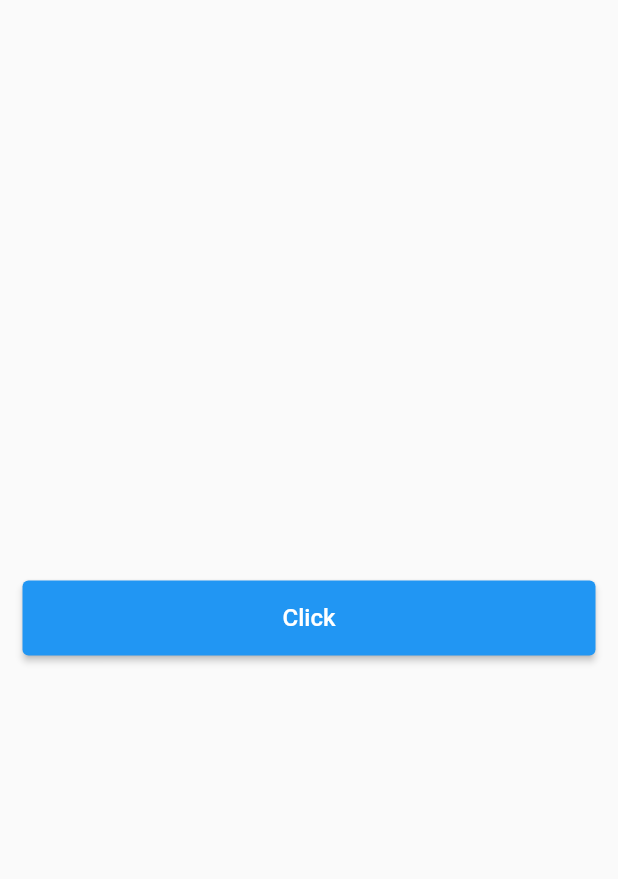
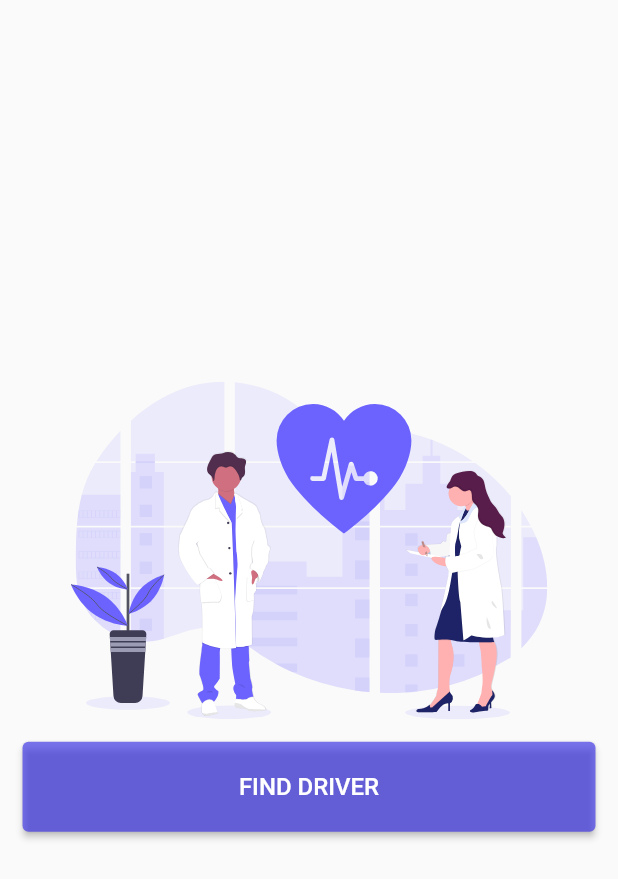
Before and after one commit to AravindhIppili/Ambulance-Quick-Response-System, a Flutter app: the screen it shows after launch, on a phone screen of 412 x 824 dp. Shown: the top 879 px of the screen. Run offline on Flutter 3.47's test engine with Material 2 defaults, Android fonts, the phone set to English and light mode, and no system bars; our stand-ins replace dio, flutter_spinkit, flutter_svg, location; missing offline and left inert: flutter_phone_direct_caller.

Commit message:
ui changes

```diff
--- a/lib/home.dart
+++ b/lib/home.dart
@@ -1,6 +1,7 @@
 import 'package:dio/dio.dart';
 import 'package:flutter/material.dart';
 import 'package:flutter_spinkit/flutter_spinkit.dart';
+import 'package:flutter_svg/flutter_svg.dart';
 import 'package:location/location.dart';
 import 'package:project/call.dart';
 import 'package:project/models/driver.dart';
@@ -24,7 +25,7 @@ class _HomePageState extends State<HomePage> {
           _isLoading
               ? const Center(
                   child: SpinKitWave(
-                  color: Colors.blue,
+                  color: Color.fromARGB(170, 59, 50, 231),
                   size: 70.0,
                   type: SpinKitWaveType.start,
                 ))
@@ -34,13 +35,19 @@ class _HomePageState extends State<HomePage> {
                   child: Column(
                     mainAxisAlignment: MainAxisAlignment.center,
                     children: [
+                      SvgPicture.asset(
+                        "assets/doctor.svg",
+                        height: 225,
+                      ),
                       Container(
                         width: double.infinity,
                         padding: const EdgeInsets.all(15),
-                        height: 80,
+                        height: 90,
                         child: ElevatedButton(
+                          style: ElevatedButton.styleFrom(
+                              primary: const Color.fromARGB(170, 59, 50, 231)),
                           child: const Text(
-                            "Click",
+                            "FIND DRIVER",
                             style: TextStyle(fontSize: 16),
                           ),
                           onPressed: () async {
@@ -71,6 +78,7 @@ class _HomePageState extends State<HomePage> {
                               }
                             }
                             _locationData = await location.getLocation();
+                            // ignore: avoid_print
                             print(_locationData);
                             Response response;
                             var dio = Dio();
--- a/lib/main.dart
+++ b/lib/main.dart
@@ -10,7 +10,7 @@ class MyApp extends StatelessWidget {
   @override
   Widget build(BuildContext context) {
     return MaterialApp(
-        title: 'Flutter Demo',
+        title: 'Ambulance QRS',
         debugShowCheckedModeBanner: false,
         theme: ThemeData(
           primarySwatch: Colors.blue,
```
Also changed, not shown: lib/call.dart (+13 -6 lines), pubspec.yaml (+7 -2 lines), assets/doc2.svg (added), assets/doctor.svg (added), assets/splash.jpg (added), pubspec.lock, 2 other files.
